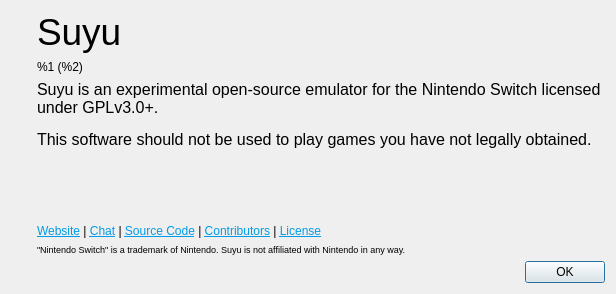
This is src/suyu/aboutdialog.ui in Valdrrak/suyu-v0.0.4 as Qt 5 draws it before an edit. The edited form follows.
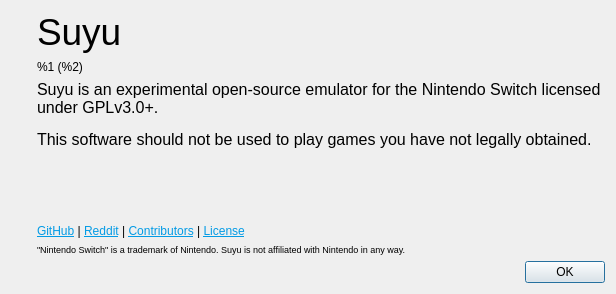
This is the edited form. Icons and pictures are not drawn.

Commit message: rebrand: About screen — only GitHub+Reddit (suyu socials), contributors -> web.archive git.suyu.dev

What changed in the file:
```diff
--- a/src/suyu/aboutdialog.ui
+++ b/src/suyu/aboutdialog.ui
@@ -127,7 +127,7 @@
        <item>
         <widget class="QLabel" name="labelLinks">
          <property name="text">
-          <string>&lt;html&gt;&lt;head/&gt;&lt;body&gt;&lt;p&gt;&lt;a href=&quot;https://suyu.dev&quot;&gt;&lt;span style=&quot; text-decoration: underline; color:#039be5;&quot;&gt;Website&lt;/span&gt;&lt;/a&gt; | &lt;a href=&quot;https://github.com/orgs/suyu-emu/discussions&quot;&gt;&lt;span style=&quot; text-decoration: underline; color:#039be5;&quot;&gt;Chat&lt;/span&gt;&lt;/a&gt; | &lt;a href=&quot;https://github.com/suyu-emu/SuyuEclipse&quot;&gt;&lt;span style=&quot; text-decoration: underline; color:#039be5;&quot;&gt;Source Code&lt;/span&gt;&lt;/a&gt; | &lt;a href=&quot;https://github.com/suyu-emu/SuyuEclipse/graphs/contributors&quot;&gt;&lt;span style=&quot; text-decoration: underline; color:#039be5;&quot;&gt;Contributors&lt;/span&gt;&lt;/a&gt; | &lt;a href=&quot;https://github.com/suyu-emu/SuyuEclipse/blob/dev/LICENSE.txt&quot;&gt;&lt;span style=&quot; text-decoration: underline; color:#039be5;&quot;&gt;License&lt;/span&gt;&lt;/a&gt;&lt;/p&gt;&lt;/body&gt;&lt;/html&gt;</string>
+          <string>&lt;html&gt;&lt;head/&gt;&lt;body&gt;&lt;p&gt;&lt;a href=&quot;https://github.com/suyu-emu/SuyuEclipse&quot;&gt;&lt;span style=&quot; text-decoration: underline; color:#039be5;&quot;&gt;GitHub&lt;/span&gt;&lt;/a&gt; | &lt;a href=&quot;https://www.reddit.com/r/suyu/&quot;&gt;&lt;span style=&quot; text-decoration: underline; color:#039be5;&quot;&gt;Reddit&lt;/span&gt;&lt;/a&gt; | &lt;a href=&quot;https://web.archive.org/web/*/https://git.suyu.dev/suyu/suyu/graphs/contributors&quot;&gt;&lt;span style=&quot; text-decoration: underline; color:#039be5;&quot;&gt;Contributors&lt;/span&gt;&lt;/a&gt; | &lt;a href=&quot;https://github.com/suyu-emu/SuyuEclipse/blob/dev/LICENSE.txt&quot;&gt;&lt;span style=&quot; text-decoration: underline; color:#039be5;&quot;&gt;License&lt;/span&gt;&lt;/a&gt;&lt;/p&gt;&lt;/body&gt;&lt;/html&gt;</string>
          </property>
          <property name="openExternalLinks">
           <bool>true</bool>
```
The commit also changes 4 other files.
